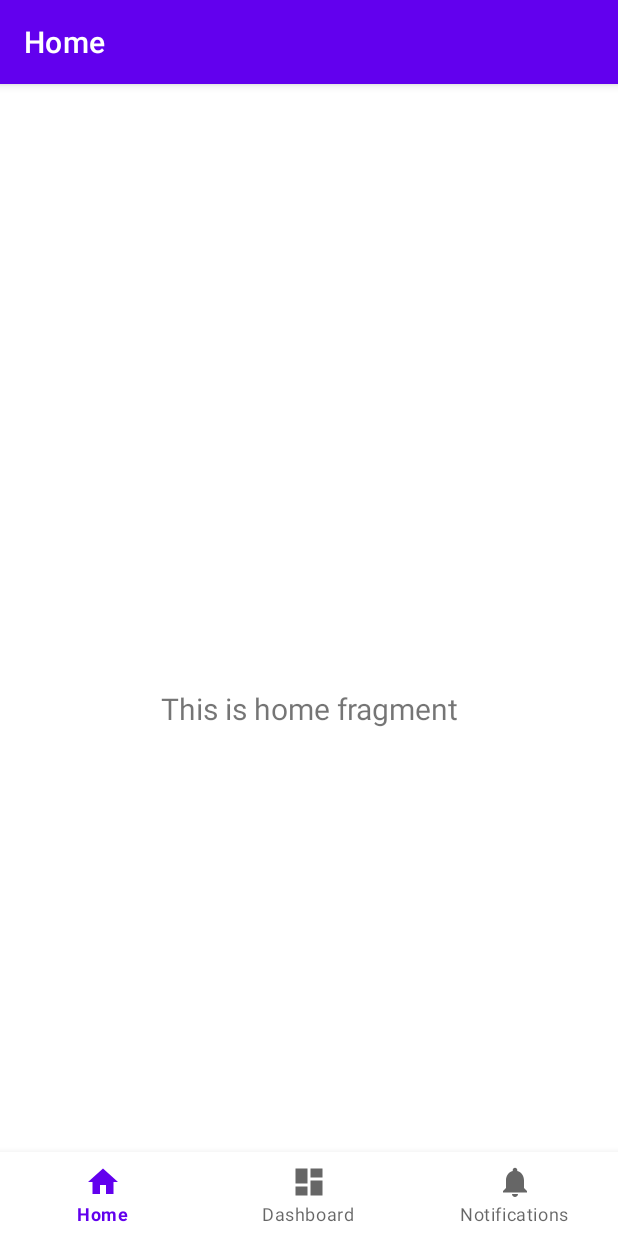
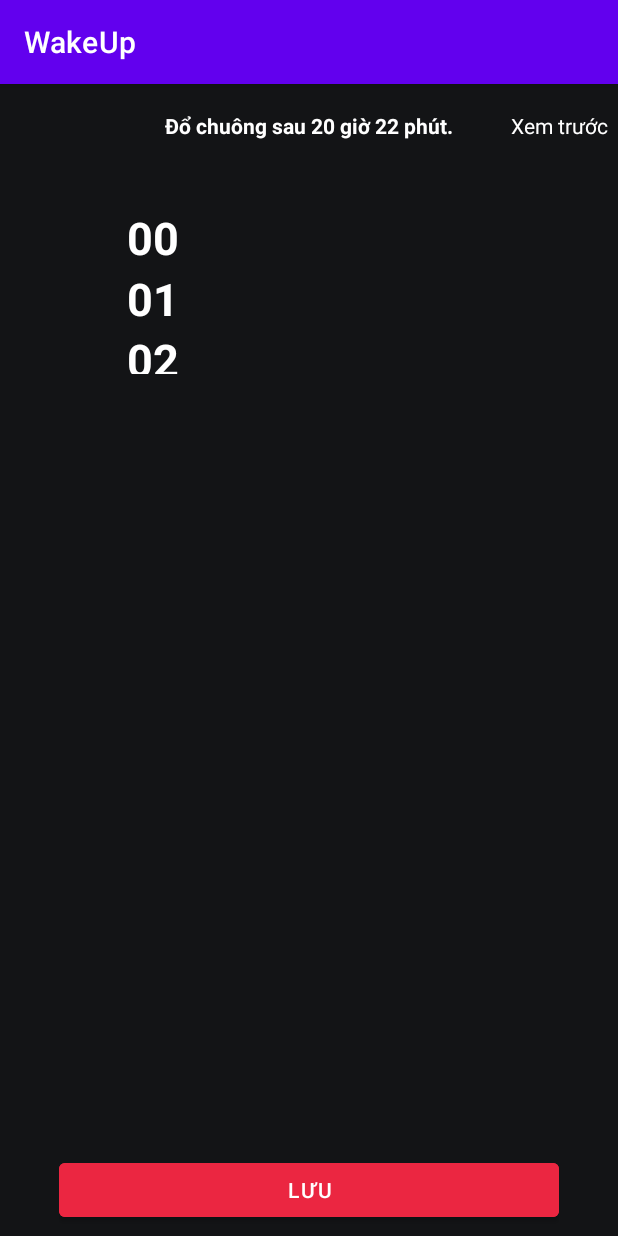
Before and after one commit to DaoDuyThai/WakeUp, an Android app: the screen it shows after launch (MainActivity before the commit, AlarmSetup after it), on a phone screen of 412 x 824 dp. Run offline under Robolectric (Android 15) with nearby library versions, the phone set to English and light mode, and no system bars.

Commit message:
update code to branch DuongThanhLuan

```diff
--- /dev/null
+++ b/app/src/main/java/com/wakeup/ui/alarm/AlarmSetup.java
@@ -0,0 +1,77 @@
+package com.wakeup.ui.alarm;
+
+import android.graphics.Color;
+import android.graphics.Typeface;
+import android.graphics.drawable.ShapeDrawable;
+import android.graphics.drawable.shapes.RectShape;
+import android.os.Bundle;
+import android.view.MotionEvent;
+import android.view.View;
+import android.widget.LinearLayout;
+import android.widget.ScrollView;
+import android.widget.TextView;
+import android.widget.Toast;
+
+import androidx.annotation.Nullable;
+import androidx.appcompat.app.AppCompatActivity;
+import com.wakeup.R;
+
+import java.util.ArrayList;
+import java.util.List;
+
+public class AlarmSetup extends AppCompatActivity implements View.OnScrollChangeListener {
+    private ScrollView scrollView;
+
+    private TextView hour;
+
+    private LinearLayout linearLayout;
+
+    private List<TextView> textViewList = new ArrayList<>();
+
+    @Override
+    protected void onCreate(@Nullable Bundle savedInstanceState) {
+        super.onCreate(savedInstanceState);
+        setContentView(R.layout.alarm);
+        initView();
+        setTextProp();
+        bindData();
+    }
+
+    private void setTextProp() {
+        Typeface typeface = Typeface.create("sans-serif", Typeface.BOLD);
+        for(int i = 0; i<=12; i++){
+            hour = new TextView(this);
+            hour.setTextSize(30);
+            if (i < 10) {
+                hour.setText("0" + i);
+            } else {
+                hour.setText(i + "");
+            }
+            hour.setTextColor(getResources().getColor(R.color.white));
+            textViewList.add(hour);
+            hour.setTypeface(typeface);
+
+        }
+    }
+
+    private void bindData() {
+        for (TextView textView: textViewList){
+            linearLayout.addView(textView);
+        }
+        scrollView.setOnScrollChangeListener(this::onScrollChange);
+        linearLayout.setOrientation(LinearLayout.VERTICAL);
+        scrollView.addView(linearLayout);
+
+    }
+
+    private void initView() {
+        scrollView = findViewById(R.id.hour_scroll_view);
+         linearLayout = new LinearLayout(this);
+    }
+
+    @Override
+    public void onScrollChange(View v, int scrollX, int scrollY, int oldScrollX, int oldScrollY) {
+        Toast.makeText(this, "Run", Toast.LENGTH_LONG);
+
+    }
+}
--- /dev/null
+++ b/app/src/main/res/drawable/custom_button.xml
@@ -0,0 +1,3 @@
+<shape xmlns:android="http://schemas.android.com/apk/res/android">
+    <solid android:color="@color/custom_button" />
+</shape>
--- /dev/null
+++ b/app/src/main/res/layout/alarm.xml
@@ -0,0 +1,55 @@
+<?xml version="1.0" encoding="utf-8"?>
+<androidx.constraintlayout.widget.ConstraintLayout xmlns:android="http://schemas.android.com/apk/res/android"
+    xmlns:app="http://schemas.android.com/apk/res-auto"
+    android:layout_width="match_parent"
+    android:layout_height="match_parent"
+    android:background="@color/background"
+    android:padding="3pt">
+
+    <TextView
+        android:layout_width="wrap_content"
+        android:layout_height="wrap_content"
+        android:layout_marginTop="5pt"
+        android:text="Đổ chuông sau 20 giờ 22 phút."
+        android:textColor="@color/white"
+        android:textStyle="bold"
+        app:layout_constraintLeft_toLeftOf="parent"
+        app:layout_constraintRight_toRightOf="parent"
+        app:layout_constraintTop_toTopOf="parent"
+        android:id="@+id/time_notification"/>
+
+    <TextView
+        android:layout_width="wrap_content"
+        android:layout_height="wrap_content"
+        android:layout_marginTop="5pt"
+        android:text="Xem trước"
+        android:textColor="@color/white"
+        app:layout_constraintRight_toRightOf="parent"
+        app:layout_constraintTop_toTopOf="parent" />
+    <ScrollView
+        android:layout_width="20pt"
+        android:layout_height="50pt"
+        android:layout_marginTop="20pt"
+        android:layout_marginLeft="35pt"
+        app:layout_constraintTop_toBottomOf="@id/time_notification"
+        app:layout_constraintLeft_toLeftOf="parent"
+        android:id="@+id/hour_scroll_view" />
+    <RelativeLayout
+        android:layout_width="wrap_content"
+        android:layout_height="wrap_content"
+        app:layout_constraintBottom_toBottomOf="parent"
+        app:layout_constraintLeft_toLeftOf="parent"
+        app:layout_constraintRight_toRightOf="parent"
+        >
+
+        <Button
+            android:layout_width="150pt"
+            android:layout_height="wrap_content"
+            android:backgroundTint="#EB2641"
+            android:text="Lưu"
+            android:textAlignment="center"
+            app:layout_constraintBottom_toBottomOf="parent" />
+    </RelativeLayout>
+
+
+</androidx.constraintlayout.widget.ConstraintLayout>
--- /dev/null
+++ b/app/src/main/res/layout/math_mission_setup.xml
@@ -0,0 +1,6 @@
+<?xml version="1.0" encoding="utf-8"?>
+<androidx.constraintlayout.widget.ConstraintLayout xmlns:android="http://schemas.android.com/apk/res/android"
+    android:layout_width="match_parent"
+    android:layout_height="match_parent">
+
+</androidx.constraintlayout.widget.ConstraintLayout>
--- /dev/null
+++ b/app/src/main/res/layout/typing_mission_setup.xml
@@ -0,0 +1,6 @@
+<?xml version="1.0" encoding="utf-8"?>
+<androidx.constraintlayout.widget.ConstraintLayout xmlns:android="http://schemas.android.com/apk/res/android"
+    android:layout_width="match_parent"
+    android:layout_height="match_parent">
+
+</androidx.constraintlayout.widget.ConstraintLayout>
--- /dev/null
+++ b/app/src/main/res/raw/data.txt
@@ -0,0 +1,5 @@
+'Thiên hạ'-'i/n/T/ê/ạ/h/h'
+'Tệ hại'-'h/i/T/ạ/ệ'
+'Siêu nhân'-'n/n/â/u/i/h/ê/S'
+'Ngoại lệ'-'i/g/ệ/ạ/N/l/o'
+'Tinh tế'-'T/n/i/h/ế/t'
--- a/app/src/main/res/values/colors.xml
+++ b/app/src/main/res/values/colors.xml
@@ -6,5 +6,10 @@
     <color name="teal_200">#FF03DAC5</color>
     <color name="teal_700">#FF018786</color>
     <color name="black">#FF000000</color>
+    <color name="background">#131416</color>
     <color name="white">#FFFFFFFF</color>
+    <color name="code_121212ff">#121212FF</color>
+    <color name="custom_orange">#CC6600</color>
+    <color name="custom_button">#EB2641</color>
+    <color name="custom_button_1">#F44336</color>
 </resources>
```
Also changed, not shown: app/src/main/AndroidManifest.xml (+5 -2 lines), app/src/main/java/com/wakeup/service/RingService.java (added, +57 -0 lines), app/src/main/java/com/wakeup/ui/mission/Math.java (added, +101 -0 lines), app/src/main/java/com/wakeup/ui/mission/Typing.java (added, +79 -0 lines), app/src/main/res/layout/math_mission.xml (added, +95 -0 lines), app/src/main/res/layout/typing_mission.xml (added, +45 -0 lines), 1 other file.
